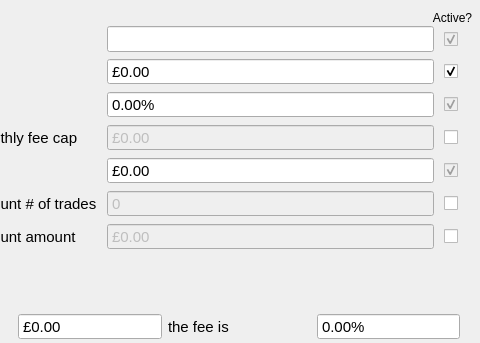
The window that gui/platform_edit.ui (RolandWH/SIPPCompare) describes before a commit, drawn with Qt 5; both pictures show x 150 to 630 and y 0 to 343 of the 630 by 580 pixel window.
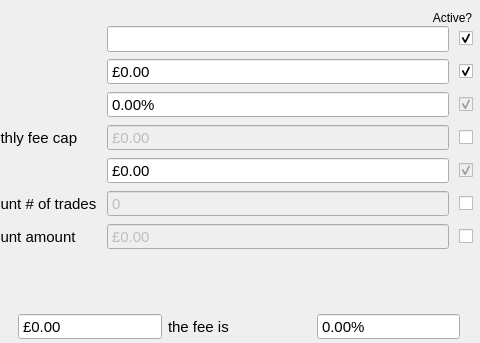
The same window after the commit. Custom widgets are drawn as their Qt base class.

Commit message: fix mistakenly disabled checkbox + fix win size

Diff of the .ui file:
```diff
--- a/gui/platform_edit.ui
+++ b/gui/platform_edit.ui
@@ -16,7 +16,13 @@
   <property name="minimumSize">
    <size>
     <width>630</width>
-    <height>567</height>
+    <height>580</height>
+   </size>
+  </property>
+  <property name="maximumSize">
+   <size>
+    <width>630</width>
+    <height>580</height>
    </size>
   </property>
   <property name="windowTitle">
@@ -52,11 +58,8 @@
     </property>
     <item row="0" column="3">
      <widget class="QCheckBox" name="plat_name_check">
-      <property name="enabled">
-       <bool>false</bool>
-      </property>
       <property name="text">
-       <string> </string>
+       <string/>
       </property>
       <property name="checked">
        <bool>true</bool>
@@ -552,16 +555,16 @@
   </widget>
  </widget>
  <customwidgets>
-  <customwidget>
-   <class>FastEditQDoubleSpinBox</class>
-   <extends>QDoubleSpinBox</extends>
-   <header>widgets/fastedit_spinbox</header>
-  </customwidget>
   <customwidget>
    <class>FastEditQSpinBox</class>
    <extends>QSpinBox</extends>
    <header>widgets/fastedit_spinbox</header>
   </customwidget>
+  <customwidget>
+   <class>FastEditQDoubleSpinBox</class>
+   <extends>QDoubleSpinBox</extends>
+   <header>widgets/fastedit_spinbox</header>
+  </customwidget>
  </customwidgets>
  <tabstops>
   <tabstop>plat_name_box</tabstop>
```
